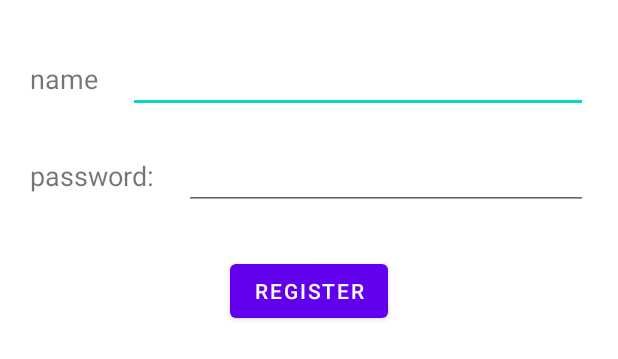
After one commit to najmeRajabi/StatuseInWorkApp, an Android app: the layout fragment_register.xml on its own in the app's theme, with its tools: preview values and no code run, on a phone screen of 412 x 824 dp. The commit adds this screen. Shown: the top 359 px of the screen. Run offline under Robolectric (Android 15) with nearby library versions, the phone set to English and light mode, and no system bars.

Commit message:
add RegisterFragment.kt

```diff
--- /dev/null
+++ b/app/src/main/java/com/example/statuseinworkapp/ui/login/RegisterFragment.kt
@@ -0,0 +1,58 @@
+package com.example.statuseinworkapp.ui.login
+
+import android.os.Bundle
+import androidx.fragment.app.Fragment
+import android.view.LayoutInflater
+import android.view.View
+import android.view.ViewGroup
+import androidx.databinding.DataBindingUtil
+import com.example.statuseinworkapp.R
+import com.example.statuseinworkapp.databinding.FragmentRegisterBinding
+import org.koin.androidx.viewmodel.ext.android.viewModel
+
+class RegisterFragment : Fragment() {
+
+    val vModel: UserViewModel by viewModel()
+    lateinit var binding :FragmentRegisterBinding
+
+    override fun onCreate(savedInstanceState: Bundle?) {
+        super.onCreate(savedInstanceState)
+
+    }
+
+    override fun onCreateView(
+        inflater: LayoutInflater, container: ViewGroup?,
+        savedInstanceState: Bundle?
+    ): View? {
+        binding = DataBindingUtil.inflate(layoutInflater, R.layout.fragment_register, container,false)
+        return binding.root
+    }
+
+    override fun onViewCreated(view: View, savedInstanceState: Bundle?) {
+        super.onViewCreated(view, savedInstanceState)
+
+        binding.btnRegister.setOnClickListener {
+            if (checked()){
+//                vModel.register("ala","1231")
+                register()
+                binding.txvIdUser.text = vModel.user.value?.id
+            }
+        }
+
+
+    }
+
+    private fun checked(): Boolean {
+        var result = false
+        // todo check
+        return true
+    }
+
+    fun register(){
+        vModel.register(
+            binding.edtName.toString(),
+            binding.edtPassword.toString()
+        )
+    }
+
+}
--- /dev/null
+++ b/app/src/main/res/layout/fragment_register.xml
@@ -0,0 +1,81 @@
+<?xml version="1.0" encoding="utf-8"?>
+<layout xmlns:android="http://schemas.android.com/apk/res/android"
+    xmlns:tools="http://schemas.android.com/tools"
+    xmlns:app="http://schemas.android.com/apk/res-auto">
+
+    <data>
+
+    </data>
+
+    <androidx.constraintlayout.widget.ConstraintLayout
+        android:layout_width="match_parent"
+        android:layout_height="match_parent"
+        tools:context=".ui.login.RegisterFragment">
+
+
+        <TextView
+            android:id="@+id/txv_name_text"
+            android:layout_width="wrap_content"
+            android:layout_height="wrap_content"
+            android:text="@string/name"
+            app:layout_constraintStart_toStartOf="parent"
+            app:layout_constraintTop_toTopOf="parent"
+            android:layout_marginTop="40dp"
+            android:layout_marginStart="20dp"
+            android:textSize="18sp"/>
+
+        <EditText
+            android:id="@+id/edt_name"
+            android:layout_width="0dp"
+            android:layout_height="wrap_content"
+            android:layout_marginStart="20dp"
+            android:layout_marginEnd="20dp"
+            app:layout_constraintBottom_toBottomOf="@+id/txv_name_text"
+            app:layout_constraintEnd_toEndOf="parent"
+            app:layout_constraintStart_toEndOf="@id/txv_name_text"
+            app:layout_constraintTop_toTopOf="@+id/txv_name_text" />
+
+
+        <TextView
+            android:id="@+id/txv_password_text"
+            android:layout_width="wrap_content"
+            android:layout_height="wrap_content"
+            android:text="@string/password"
+            app:layout_constraintStart_toStartOf="parent"
+            app:layout_constraintTop_toBottomOf="@id/txv_name_text"
+            android:layout_marginTop="40dp"
+            android:layout_marginStart="20dp"
+            android:textSize="18sp"/>
+
+        <EditText
+            android:id="@+id/edt_password"
+            android:layout_width="0dp"
+            android:layout_height="wrap_content"
+            android:layout_marginStart="20dp"
+            android:layout_marginEnd="20dp"
+            app:layout_constraintBottom_toBottomOf="@+id/txv_password_text"
+            app:layout_constraintEnd_toEndOf="parent"
+            app:layout_constraintStart_toEndOf="@+id/txv_password_text"
+            app:layout_constraintTop_toTopOf="@+id/txv_password_text" />
+
+        <Button
+            android:id="@+id/btn_register"
+            android:layout_width="wrap_content"
+            android:layout_height="wrap_content"
+            android:layout_marginTop="30dp"
+            android:text="@string/register"
+            app:layout_constraintEnd_toEndOf="parent"
+            app:layout_constraintStart_toStartOf="parent"
+            app:layout_constraintTop_toBottomOf="@+id/edt_password" />
+
+
+        <TextView
+            android:id="@+id/txv_id_user"
+            android:layout_width="27dp"
+            android:layout_height="0dp"
+            android:layout_marginTop="40dp"
+            app:layout_constraintEnd_toEndOf="parent"
+            app:layout_constraintStart_toStartOf="parent"
+            app:layout_constraintTop_toBottomOf="@+id/btn_register" />
+    </androidx.constraintlayout.widget.ConstraintLayout>
+</layout>
--- a/app/src/main/res/values/strings.xml
+++ b/app/src/main/res/values/strings.xml
@@ -1,3 +1,8 @@
 <resources>
     <string name="app_name">StatuseInWorkApp</string>
+    <!-- TODO: Remove or change this placeholder text -->
+    <string name="hello_blank_fragment">Hello blank fragment</string>
+    <string name="name">name</string>
+    <string name="password">password:</string>
+    <string name="register">register</string>
 </resources>
```
